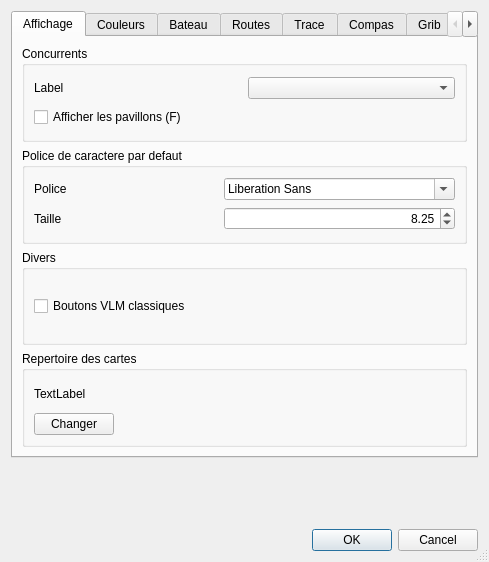
This is src/Ui/paramVLM.ui in nohal/qtVlm as Qt 5 draws it before an edit. The edited form follows.
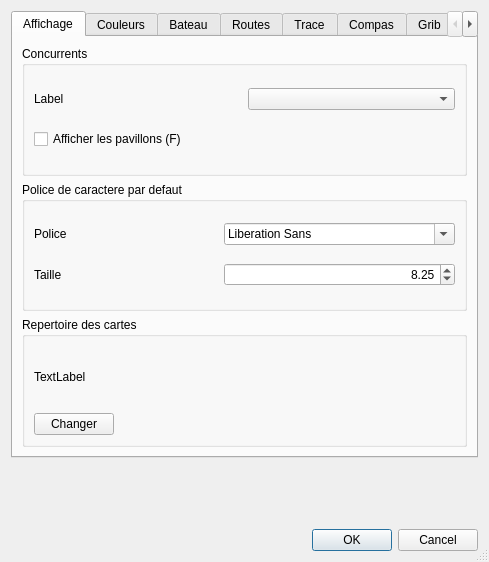
This is the edited form. Icons and pictures are not drawn.

Diff of the .ui file:
```diff
--- a/src/Ui/paramVLM.ui
+++ b/src/Ui/paramVLM.ui
@@ -117,22 +117,6 @@
          </layout>
         </widget>
        </item>
-       <item>
-        <widget class="QGroupBox" name="groupBox_12">
-         <property name="title">
-          <string>Divers</string>
-         </property>
-         <layout class="QVBoxLayout" name="verticalLayout_3">
-          <item>
-           <widget class="QCheckBox" name="classicalButtons">
-            <property name="text">
-             <string>Boutons VLM classiques</string>
-            </property>
-           </widget>
-          </item>
-         </layout>
-        </widget>
-       </item>
        <item>
         <widget class="QGroupBox" name="groupBox_15">
          <property name="title">
```
Left out of the diff: 1 changed line with no effect on the pictures.
